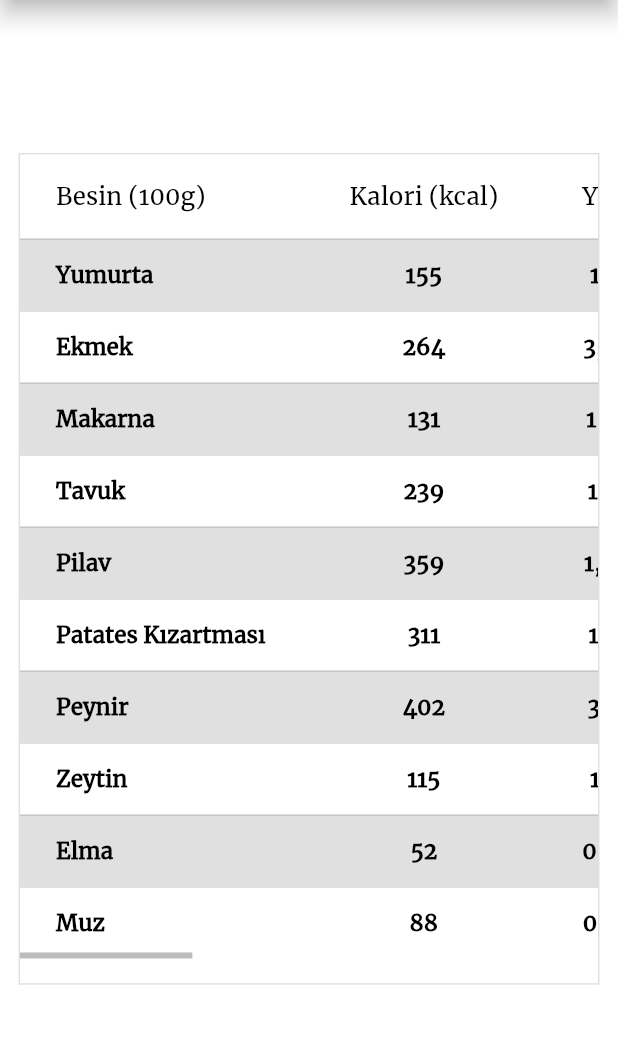
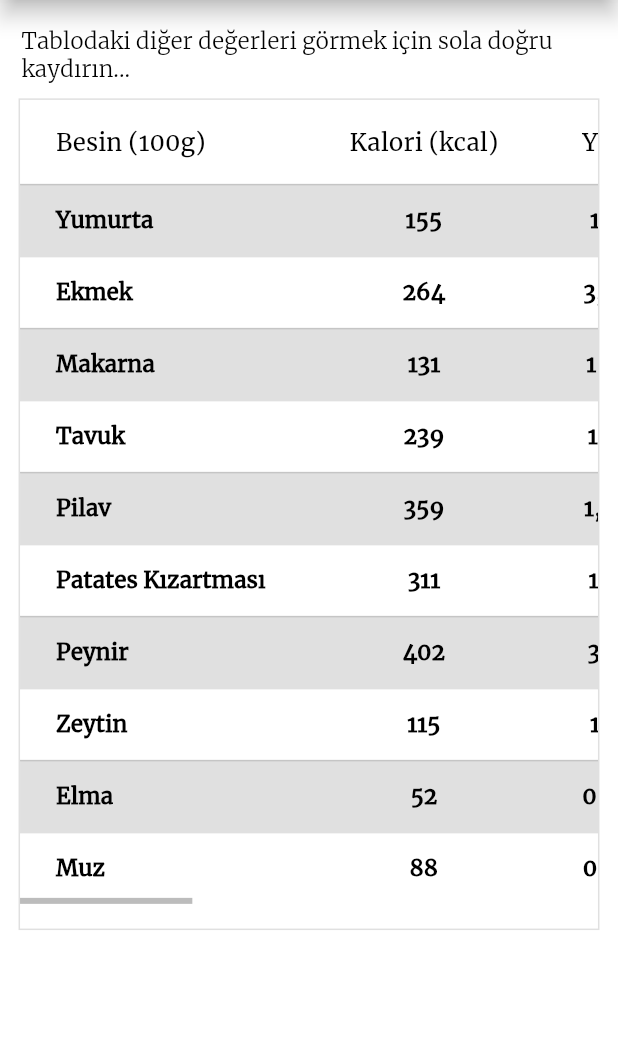
Before and after one commit to rabiaokatan/DiabetesApp, a Flutter app: the NutritionalValuesScreen screen opened directly, on a phone screen of 412 x 824 dp, the part 85-1129 px from its top. Run offline on Flutter 3.47's test engine with Material 2 defaults, Android fonts, the light colour scheme and no system bars; our stand-ins replace flip_card, percent_indicator, shimmer.

Commit message:
Some things fixed

```diff
--- a/lib/main.dart
+++ b/lib/main.dart
@@ -2,7 +2,6 @@ import 'package:flutter/material.dart';
 import 'package:flutter/rendering.dart';
 import 'package:flutter_diabetes_app/models/side_menu_items.dart';
 import 'package:flutter_diabetes_app/provider/side_menu_provider.dart';
-import 'package:flutter_diabetes_app/responsive.dart';
 import 'package:flutter_diabetes_app/screens/home_screen.dart';
 import 'package:flutter_diabetes_app/screens/nutritional_values_screen.dart';
 import 'package:flutter_diabetes_app/screens/water_tracker_screen.dart';
@@ -72,4 +71,3 @@ class _MainPageState extends State<MainPage> {
     }
   }
 }
-//deneme
--- a/lib/screens/nutritional_values_screen.dart
+++ b/lib/screens/nutritional_values_screen.dart
@@ -53,7 +53,14 @@ class _NutritionalValuesScreenState extends State<NutritionalValuesScreen> {
                       top: isTablet ? _size.height * 0.01 : _size.height * 0.01,
                       bottom: _size.height * 0.02),
               child: Center(
-                child: Container(
+                child: Column(
+                  crossAxisAlignment: CrossAxisAlignment.start,
+                  children: [
+                     isMobile || isTablet ? Padding(
+                       padding: const EdgeInsets.symmetric(vertical: 10, horizontal: 2),
+                       child: Text('Tablodaki diğer değerleri görmek için sola doğru kaydırın...', style: TextStyle(fontWeight: FontWeight.w300),),
+                     ) : Text(''),
+                    Container(
                       padding: EdgeInsets.only(bottom: _size.height * 0.02),
                       decoration: BoxDecoration(
                           border: Border.all(color: Colors.grey.shade300)),
@@ -177,6 +184,8 @@ class _NutritionalValuesScreenState extends State<NutritionalValuesScreen> {
                         ),
                       ),
                     ),
+                  ],
+                ),
               ),
             ),
           ],
--- a/lib/widget/avatar.dart
+++ b/lib/widget/avatar.dart
@@ -11,8 +11,8 @@ class Avatar extends StatelessWidget {
       children: [
         CircleAvatar(
           radius: _size.width * size,
-          //backgroundImage: NetworkImage(url),
-          backgroundColor: Colors.yellow[100],
+          backgroundImage: AssetImage('assets/images/bg_photo.jpg'),
+         // backgroundColor: Colors.yellow[100],
         ),
         SizedBox(height: _size.height * 0.02),
         Text(
```
Also changed, not shown: assets/images/tortilla-wrap.jpg (deleted), 1 other file. Lines whose indentation alone changed are shown as unchanged.
